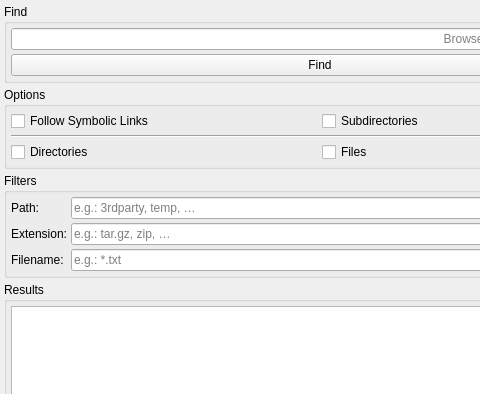
CaSchmidt/csFiles, file csFiles/ui/forms/WFind.ui: the form before one commit; both pictures show x 0 to 480 and y 0 to 394 of the 640 by 480 pixel window.
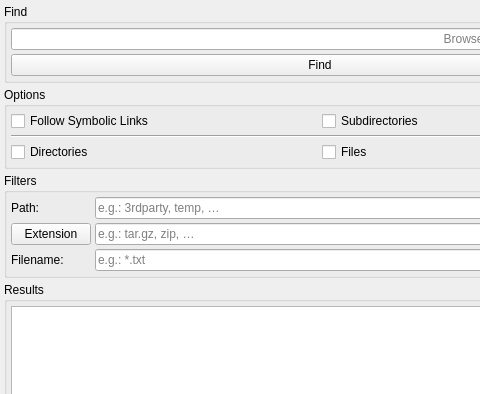
The form after the commit.

Commit message: WFind: Implemented configuring the extension filter.

What changed in the file:
```diff
--- a/csFiles/ui/forms/WFind.ui
+++ b/csFiles/ui/forms/WFind.ui
@@ -185,9 +185,9 @@
        </widget>
       </item>
       <item row="1" column="0">
-       <widget class="QLabel" name="label">
+       <widget class="QPushButton" name="extensionButton">
         <property name="text">
-         <string>Extension:</string>
+         <string>Extension</string>
         </property>
        </widget>
       </item>
```
Left out of the diff: 1 changed line with no effect on the pictures. The commit also changes 2 other files.
